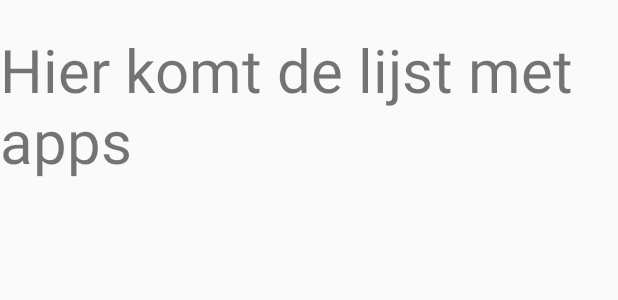
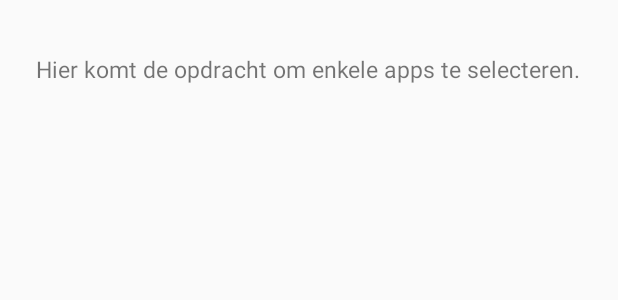
Before and after one commit to DePauwLars/AppWars, an Android app: the layout app_list_fragment_layout.xml on its own in the app's theme, with its tools: preview values and no code run, on a phone screen of 412 x 824 dp. Shown: the top 300 px of the screen. Run offline under Robolectric (Android 15) with nearby library versions, the phone set to English and light mode, and no system bars.

Commit message:
added recycler layout

```diff
--- a/app/build.gradle
+++ b/app/build.gradle
@@ -26,4 +26,6 @@ dependencies {
     compile 'com.parse.bolts:bolts-android:1.+'
     compile 'com.facebook.android:facebook-android-sdk:4.6.0'
     compile fileTree(dir: 'libs', include: 'Parse-*.jar')
+    compile 'com.android.support:cardview-v7:21.0.+'
+    compile 'com.android.support:recyclerview-v7:21.0.+'
 }
--- a/app/src/main/res/layout/activity_main.xml
+++ b/app/src/main/res/layout/activity_main.xml
@@ -27,6 +27,7 @@
             android:paddingBottom="4dp"
             android:paddingTop="4dp" />
 
+
     </android.support.v4.view.ViewPager>
 
 </LinearLayout>
--- a/app/src/main/res/layout/app_list_fragment_layout.xml
+++ b/app/src/main/res/layout/app_list_fragment_layout.xml
@@ -1,8 +1,13 @@
 <?xml version="1.0" encoding="utf-8"?>
 <LinearLayout xmlns:android="http://schemas.android.com/apk/res/android"
     android:layout_width="match_parent"
-    android:layout_height="match_parent"
-    android:orientation="vertical">
+    android:layout_height="fill_parent"
+    android:orientation="vertical"
+    android:paddingBottom="@dimen/activity_vertical_margin"
+    android:paddingLeft="@dimen/activity_horizontal_margin"
+    android:paddingRight="@dimen/activity_horizontal_margin"
+    android:paddingTop="@dimen/activity_vertical_margin">
+
 
     <TextView
         android:id="@+id/tv_label"
@@ -11,9 +16,17 @@
 
     <TextView
         android:layout_width="wrap_content"
-        android:layout_height="fill_parent"
+        android:layout_height="wrap_content"
         android:layout_gravity="center"
-        android:text="Hier komt de lijst met apps"
-        android:textSize="40sp" />
+        android:paddingBottom="20dp"
+        android:text="Hier komt de opdracht om enkele apps te selecteren."
+        android:textSize="15sp" />
 
+
+
+        <android.support.v7.widget.RecyclerView
+            android:id="@+id/app_list_recycler_view"
+            android:layout_width="match_parent"
+            android:layout_height="fill_parent"
+            android:scrollbars="vertical" />
 </LinearLayout>
```
Also changed, not shown: app/src/main/java/appwars/appwise/be/appwars/AppListAdapter.java (added, +52 -0 lines), app/src/main/java/appwars/appwise/be/appwars/activities/MainActivity.java (+7 -2 lines), app/src/main/java/appwars/appwise/be/appwars/fragments/AppListFragment.java (+38 -1 lines), app/src/main/res/layout/activity_log_in.xml (+4 -4 lines), app/src/main/res/layout/app_list_item_layout.xml (added, +34 -0 lines), 1 other file.
